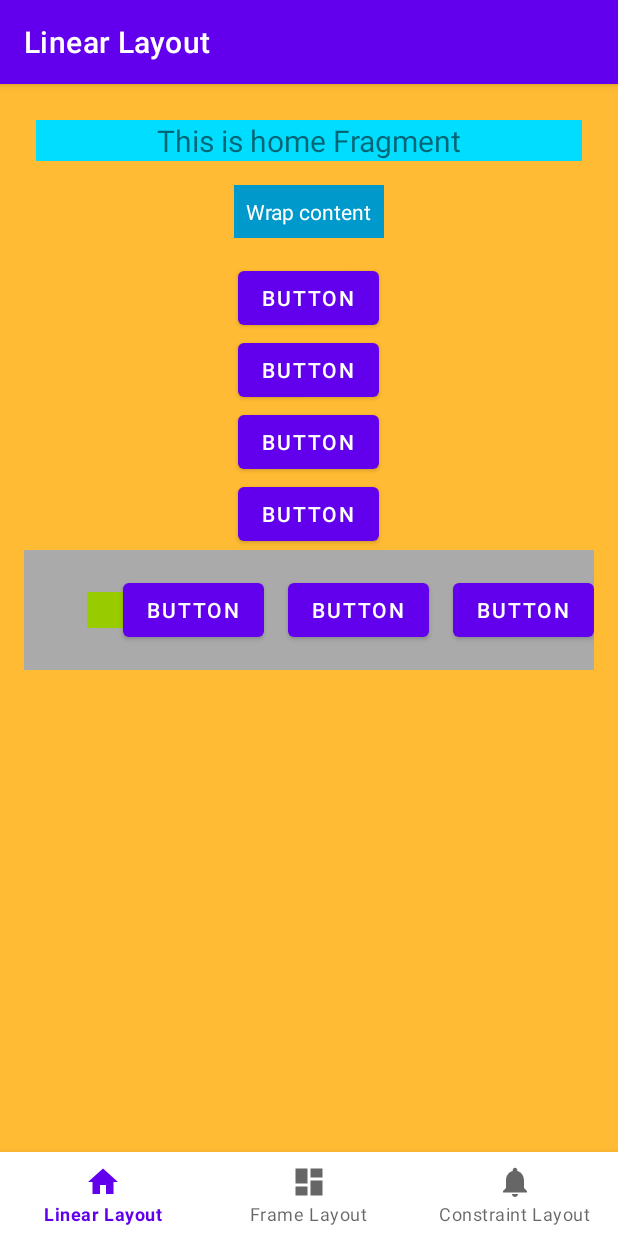
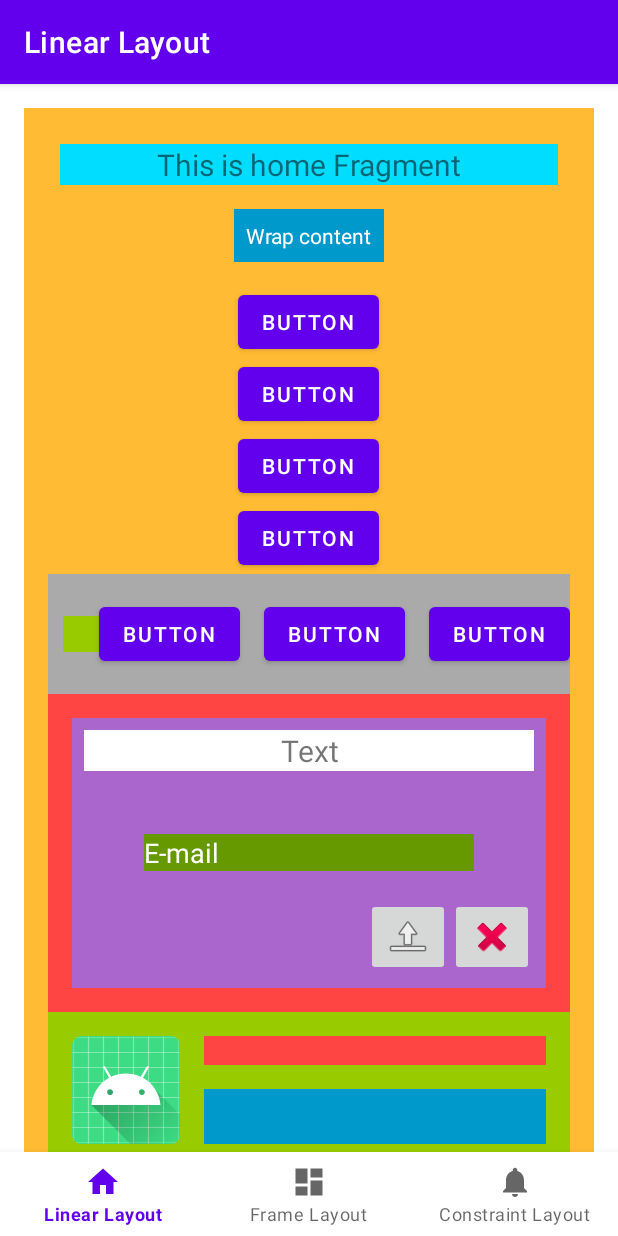
Before and after one commit to UR13L96/AndroidLayouts, an Android app: the screen it shows after launch (MainActivity), on a phone screen of 412 x 824 dp. Run offline under Robolectric (Android 15) with nearby library versions, the phone set to English and light mode, and no system bars; our stand-ins replace navigation-ui.

Commit message:
Added scrollview and include other xml into a view for reuse

```diff
--- a/app/src/main/res/layout/fragment_frame_layout.xml
+++ b/app/src/main/res/layout/fragment_frame_layout.xml
@@ -5,7 +5,8 @@
     android:layout_width="match_parent"
     android:layout_height="match_parent"
     android:background="@android:color/holo_red_light"
-    tools:context=".ui.dashboard.DashboardFragment">
+    tools:context=".ui.dashboard.DashboardFragment"
+    android:padding="16dp">
 
     <ImageView
         android:layout_width="match_parent"
--- a/app/src/main/res/layout/fragment_linear_layout.xml
+++ b/app/src/main/res/layout/fragment_linear_layout.xml
@@ -1,6 +1,10 @@
 <?xml version="1.0" encoding="utf-8"?>
+<ScrollView
+    xmlns:android="http://schemas.android.com/apk/res/android"
+    android:layout_width="match_parent"
+    android:layout_height="wrap_content"
+    android:padding="16dp">
     <LinearLayout xmlns:android="http://schemas.android.com/apk/res/android"
-    xmlns:app="http://schemas.android.com/apk/res-auto"
         xmlns:tools="http://schemas.android.com/tools"
         android:layout_width="match_parent"
         android:layout_height="match_parent"
@@ -79,4 +83,8 @@
                 android:layout_height="wrap_content"
                 android:text="Button"/>
         </LinearLayout>
+
+        <include layout="@layout/fragment_frame_layout"/>
+        <include layout="@layout/fragment_constraint_layout"/>
     </LinearLayout>
+</ScrollView>
```
Lines whose indentation alone changed are shown as unchanged.
